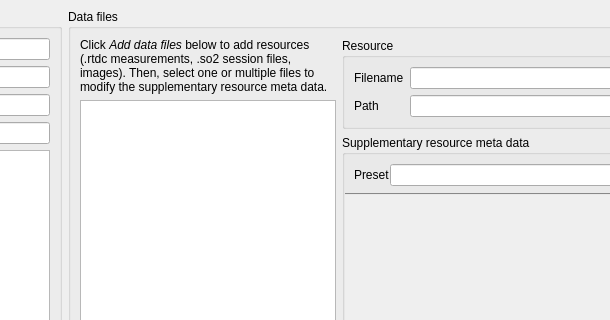
Above: dcoraid/gui/upload/dlg_upload.ui from DCOR-dev/DCOR-Aid before the change; both pictures show x 489 to 1099 and y 0 to 320 of the 1311 by 797 pixel window. Below: the same form after it.
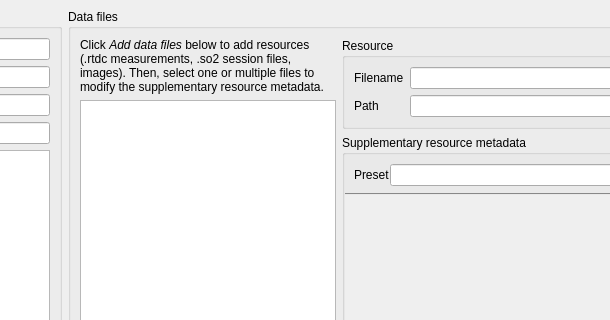
That is the form after the change. Icons and pictures are not drawn. Custom widgets are drawn as their Qt base class.

Commit message: docs: metadata term consistency

Diff of the .ui file:
```diff
--- a/dcoraid/gui/upload/dlg_upload.ui
+++ b/dcoraid/gui/upload/dlg_upload.ui
@@ -221,7 +221,7 @@
            <item>
             <widget class="QLabel" name="label_11">
              <property name="text">
-              <string>&lt;html&gt;&lt;head/&gt;&lt;body&gt;&lt;p&gt;Click &lt;span style=&quot; font-style:italic;&quot;&gt;Add data files&lt;/span&gt; below to add resources (.rtdc measurements, .so2 session files, images). Then, select one or multiple files to modify the supplementary resource meta data.&lt;/p&gt;&lt;/body&gt;&lt;/html&gt;</string>
+              <string>&lt;html&gt;&lt;head/&gt;&lt;body&gt;&lt;p&gt;Click &lt;span style=&quot; font-style:italic;&quot;&gt;Add data files&lt;/span&gt; below to add resources (.rtdc measurements, .so2 session files, images). Then, select one or multiple files to modify the supplementary resource metadata.&lt;/p&gt;&lt;/body&gt;&lt;/html&gt;</string>
              </property>
              <property name="wordWrap">
               <bool>true</bool>
@@ -356,7 +356,7 @@
               <item>
                <widget class="QGroupBox" name="groupBox_3">
                 <property name="title">
-                 <string>Supplementary resource meta data</string>
+                 <string>Supplementary resource metadata</string>
                 </property>
                 <layout class="QVBoxLayout" name="verticalLayout_7">
                  <property name="spacing">
```
The commit also changes 1 other file.
